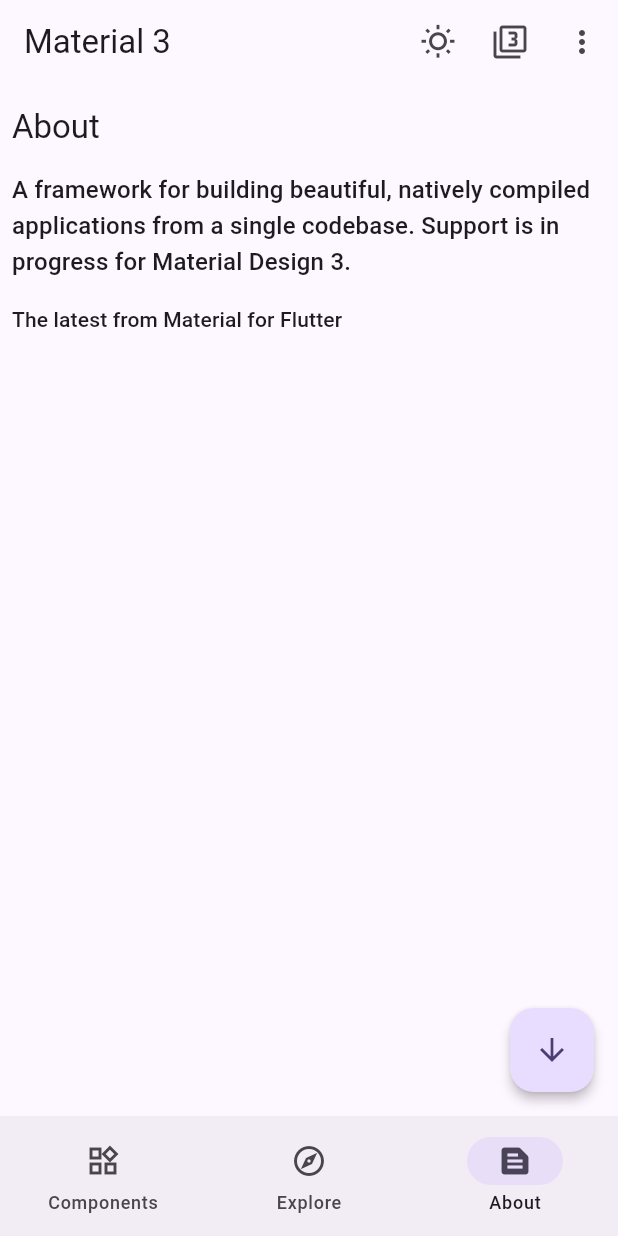
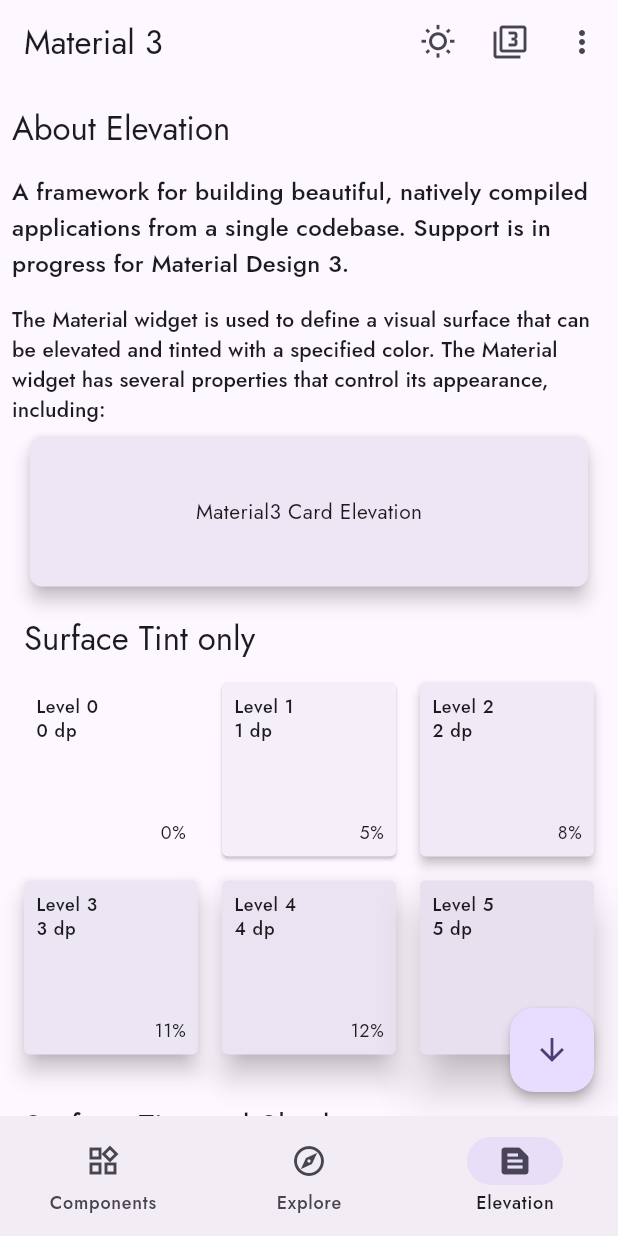
Before and after one commit to BoltUIX/Flutter-material-design-3, a Flutter app: the screen it shows after launch, item 3 of the bottom bar chosen, on a phone screen of 412 x 824 dp. Run offline on Flutter 3.47's test engine with Material 2 defaults, Android fonts, the phone set to English and light mode, and no system bars.

Commit message:
Elevation

```diff
--- a/lib/ScreenAbout.dart
+++ b/lib/ScreenAbout.dart
@@ -6,6 +6,11 @@ class ScreenAbout extends StatelessWidget {
 
   @override
   Widget build(BuildContext context) {
+
+    const BorderRadius borderRadius = BorderRadius.all(Radius.circular(8.0));
+    final Color color = Theme.of(context).colorScheme.surface;
+    Color shadowColor = Theme.of(context).colorScheme.shadow;
+    Color surfaceTint = Theme.of(context).colorScheme.primary;
 
     final textTheme = Theme.of(context)
         .textTheme
@@ -16,12 +21,207 @@ class ScreenAbout extends StatelessWidget {
         children: <Widget>[
           const SizedBox(height: 7),
 
-          TextStyleExample(name: "About", style: textTheme.titleLarge!),
+          TextStyleExample(name: "About Elevation", style: textTheme.titleLarge!),
           TextStyleExample(name: "A framework for building beautiful, natively compiled applications from a single codebase. Support is in progress for Material Design 3.", style: textTheme.titleMedium!),
-          TextStyleExample(name: "The latest from Material for Flutter", style: textTheme.titleSmall!),
+          TextStyleExample(name: "The Material widget is used to define a visual surface that can be elevated and tinted with a specified color. The Material widget has several properties that control its appearance, including:", style: textTheme.titleSmall!),
+
+
+
+          Padding(
+            padding: const EdgeInsets.fromLTRB(20, 0, 20, 0),
+              child:
+              Material(
+                borderRadius: borderRadius,
+                shadowColor: shadowColor,
+                surfaceTintColor: surfaceTint,
+                color: color,
+                type: MaterialType.card,
+                elevation: 5.0,
+                child: const SizedBox(
+                  width: double.infinity,
+                  height: 100,
+                  child: Center(
+                      child: Text('Material3 Card Elevation')
+                  ),
+                ),
+              )
+
+          ),
+
+
+
+
+
+          // Example
+          Padding(
+            padding: const EdgeInsets.fromLTRB(16.0, 20, 16.0, 0),
+            child: Text(
+              'Surface Tint only',
+              style: Theme.of(context).textTheme.titleLarge,
+            ),
+          ),
+          ElevationGrid(surfaceTintColor: surfaceTint),
+
+          const SizedBox(height: 10),
+          Padding(
+            padding: const EdgeInsets.fromLTRB(16.0, 8.0, 16.0, 0),
+            child: Text(
+              'Surface Tint and Shadow',
+              style: Theme.of(context).textTheme.titleLarge,
+            ),
+          ),
+          ElevationGrid(shadowColor: shadowColor, surfaceTintColor: surfaceTint,),
+          const SizedBox(height: 10),
+          Padding(
+            padding: const EdgeInsets.fromLTRB(16.0, 8.0, 16.0, 0),
+            child: Text(
+              'Shadow only',
+              style: Theme.of(context).textTheme.titleLarge,
+            ),
+          ),
+          ElevationGrid(shadowColor: shadowColor)
+
+
+
+
+
+
 
         ],
       ),
     );
   }
 }
+
+
+
+
+
+
+const double narrowScreenWidthThreshold = 450;
+
+class ElevationGrid extends StatelessWidget {
+  const ElevationGrid({super.key, this.shadowColor, this.surfaceTintColor});
+
+  final Color? shadowColor;
+  final Color? surfaceTintColor;
+
+  List<ElevationCard> elevationCards(
+      Color? shadowColor, Color? surfaceTintColor) {
+    return elevations
+        .map(
+          (elevationInfo) => ElevationCard(
+        info: elevationInfo,
+        shadowColor: shadowColor,
+        surfaceTint: surfaceTintColor,
+      ),
+    )
+        .toList();
+  }
+
+  @override
+  Widget build(BuildContext context) {
+    return Padding(
+      padding: const EdgeInsets.all(8),
+      child: LayoutBuilder(builder: (context, constraints) {
+        if (constraints.maxWidth < narrowScreenWidthThreshold) {
+          return GridView.count(
+            shrinkWrap: true,
+            crossAxisCount: 3,
+            children: elevationCards(shadowColor, surfaceTintColor),
+          );
+        } else {
+          return GridView.count(
+            shrinkWrap: true,
+            crossAxisCount: 6,
+            children: elevationCards(shadowColor, surfaceTintColor),
+          );
+        }
+      }),
+    );
+  }
+}
+
+class ElevationCard extends StatefulWidget {
+  const ElevationCard(
+      {super.key, required this.info, this.shadowColor, this.surfaceTint});
+
+  final ElevationInfo info;
+  final Color? shadowColor;
+  final Color? surfaceTint;
+
+  @override
+  State<ElevationCard> createState() => _ElevationCardState();
+}
+
+class _ElevationCardState extends State<ElevationCard> {
+  late double _elevation;
+
+  @override
+  void initState() {
+    super.initState();
+    _elevation = widget.info.elevation;
+  }
+
+  @override
+  Widget build(BuildContext context) {
+    const BorderRadius borderRadius = BorderRadius.all(Radius.circular(4.0));
+    final bool showOpacity = _elevation == widget.info.elevation;
+    final Color color = Theme.of(context).colorScheme.surface;
+
+    return Padding(
+      padding: const EdgeInsets.all(8.0),
+      child:
+      Material(
+        borderRadius: borderRadius,
+        elevation: _elevation,
+        color: color,
+        shadowColor: widget.shadowColor,
+        surfaceTintColor: widget.surfaceTint,
+        type: MaterialType.card,
+        child: Padding(
+          padding: const EdgeInsets.all(8.0),
+          child: Column(
+            crossAxisAlignment: CrossAxisAlignment.start,
+            children: <Widget>[
+              Text(
+                'Level ${widget.info.level}',
+                style: Theme.of(context).textTheme.labelMedium,
+              ),
+              Text(
+                '${widget.info.level.toInt()} dp',
+                style: Theme.of(context).textTheme.labelMedium,
+              ),
+              if (showOpacity)
+                Expanded(
+                  child: Align(
+                    alignment: Alignment.bottomRight,
+                    child: Text(
+                      '${widget.info.overlayPercent}%',
+                      style: Theme.of(context).textTheme.bodySmall,
+                    ),
+                  ),
+                ),
+            ],
+          ),
+        ),
+      ),
+    );
+  }
+}
+
+class ElevationInfo {
+  const ElevationInfo(this.level, this.elevation, this.overlayPercent);
+  final int level;
+  final double elevation;
+  final int overlayPercent;
+}
+
+const List<ElevationInfo> elevations = <ElevationInfo>[
+  ElevationInfo(0, 0.0, 0),
+  ElevationInfo(1, 1.0, 5),
+  ElevationInfo(2, 3.0, 8),
+  ElevationInfo(3, 6.0, 11),
+  ElevationInfo(4, 8.0, 12),
+  ElevationInfo(5, 12.0, 14),
+];
--- a/lib/component/navigation.dart
+++ b/lib/component/navigation.dart
@@ -18,7 +18,7 @@ const List<Widget> exampleBarDestinations = [
   NavigationDestination(
     tooltip: "",
     icon: Icon(Icons.text_snippet_outlined),
-    label: 'About',
+    label: 'Elevation',
     selectedIcon: Icon(Icons.text_snippet),
   ),
 ];
--- a/lib/main.dart
+++ b/lib/main.dart
@@ -56,6 +56,7 @@ class _Material3DemoState extends State<Material3Demo> {
     return ThemeData(
         colorSchemeSeed: colorOptions[colorSelected],
         useMaterial3: useMaterial3,
+        fontFamily: 'Jost',
         brightness: useLightMode ? Brightness.light : Brightness.dark);
   }
 
```
